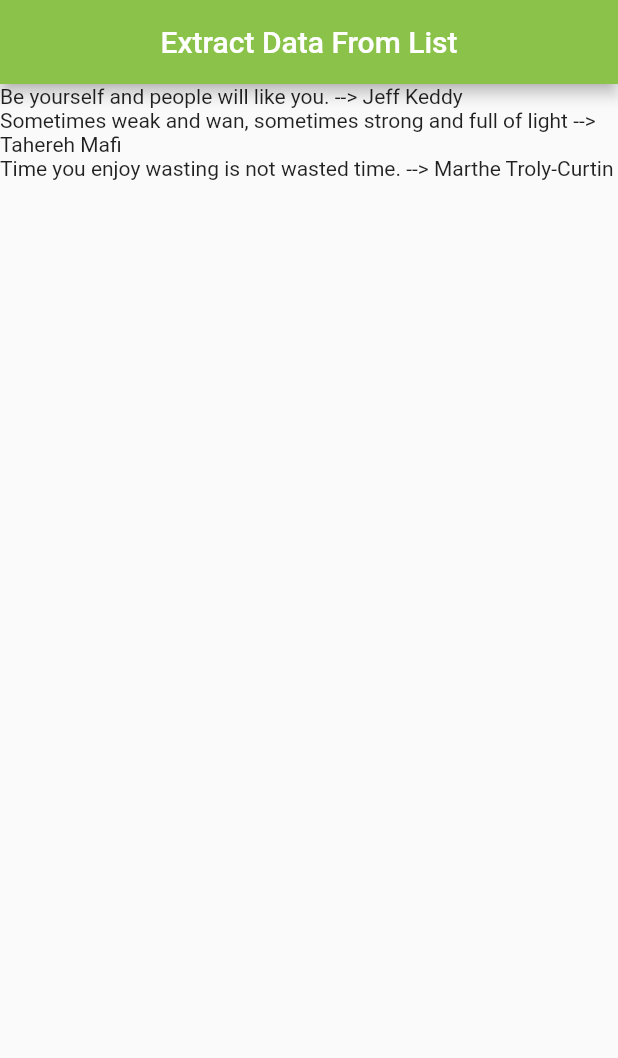
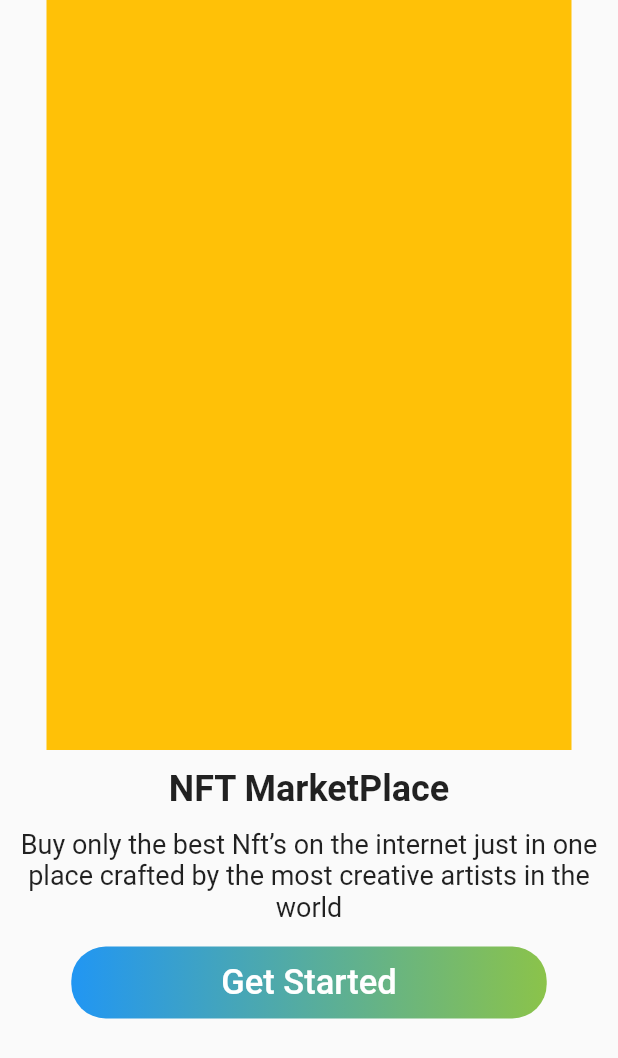
Before and after one commit to huzaifak08/BIDDERSHUD-App, a Flutter app: the screen it shows after launch, on a phone screen of 412 x 824 dp. Shown: the top 1058 px of the screen. Run offline on Flutter 3.47's test engine with Material 2 defaults, Android fonts, the phone set to English and light mode, and no system bars; missing offline and left inert: dart:ffi.

Commit message:
First Screen Added

```diff
--- a/lib/ListData.dart
+++ b/lib/ListData.dart
@@ -39,9 +39,16 @@ class _MyDataState extends State<MyData> {
         backgroundColor: Colors.lightGreen,
       ),
       body: Column(
-        crossAxisAlignment: CrossAxisAlignment.start,
-        // children: quotes.map((q) => Text(q)).toList(),
-        children: quotes.map((q) => Text('${q.text} --> ${q.author}')).toList(),
+        children: [
+          Card(
+            child: Column(
+              crossAxisAlignment: CrossAxisAlignment.start,
+              // children: quotes.map((q) => Text(q)).toList(),
+              children:
+                  quotes.map((q) => Text('${q.text} --> ${q.author}')).toList(),
+            ),
+          ),
+        ],
       ),
     );
   }
--- /dev/null
+++ b/lib/firstScreen.dart
@@ -0,0 +1,75 @@
+import 'package:flutter/material.dart';
+import 'package:nft/home.dart';
+
+class FirstScreen extends StatelessWidget {
+  const FirstScreen({Key? key}) : super(key: key);
+
+  @override
+  Widget build(BuildContext context) {
+    return Scaffold(
+      body: SafeArea(
+        child: Container(
+          // color: Colors.red,
+          width: double.infinity,
+          height: double.infinity,
+          child: Column(
+            children: [
+              Container(
+                color: Colors.amber,
+                width: 350,
+                height: 500,
+              ),
+              SizedBox(height: 12),
+              Text(
+                "NFT MarketPlace",
+                style: TextStyle(fontSize: 24, fontWeight: FontWeight.w700),
+              ),
+              SizedBox(height: 12),
+              Text(
+                "Buy only the best Nft’s on the internet just in one place crafted by the most creative artists in the world",
+                style: TextStyle(fontSize: 18),
+                textAlign: TextAlign.center,
+              ),
+              SizedBox(height: 16),
+              Container(
+                constraints: BoxConstraints(maxHeight: 50, maxWidth: 800),
+                decoration: BoxDecoration(
+                  gradient: LinearGradient(
+                    colors: [
+                      Colors.blue,
+                      Colors.lightGreen,
+                    ],
+                  ),
+                  borderRadius: BorderRadius.all(Radius.circular(23)),
+                ),
+                child: ElevatedButton(
+                  onPressed: () {
+                    Navigator.push(context,
+                        MaterialPageRoute(builder: (context) => Home()));
+                  },
+                  child: Text(
+                    "Get Started",
+                    style: TextStyle(fontSize: 23),
+                  ),
+                  style: ButtonStyle(
+                    padding: MaterialStateProperty.all(
+                        EdgeInsets.fromLTRB(100, 10, 100, 10)),
+                    backgroundColor:
+                        MaterialStateProperty.all(Colors.transparent),
+                    elevation: MaterialStateProperty.all(0),
+                    // shape: MaterialStateProperty.all(
+                    //   RoundedRectangleBorder(
+                    //     borderRadius: BorderRadius.circular(23),
+                    //     side: BorderSide(color: Colors.red),
+                    //   ),
+                    // ),
+                  ),
+                ),
+              ),
+            ],
+          ),
+        ),
+      ),
+    );
+  }
+}
--- a/lib/main.dart
+++ b/lib/main.dart
@@ -20,7 +20,7 @@ class MyApp extends StatelessWidget {
       theme: ThemeData(
         primarySwatch: Colors.blue,
       ),
-      home: const MyData(),
+      home: const Splash(),
     );
   }
 }
--- a/lib/splash.dart
+++ b/lib/splash.dart
@@ -1,6 +1,7 @@
 import 'dart:async';
 
 import 'package:flutter/material.dart';
+import 'package:nft/firstScreen.dart';
 import 'package:nft/home.dart';
 
 class Splash extends StatefulWidget {
@@ -20,7 +21,7 @@ class _SplashState extends State<Splash> {
   Widget build(BuildContext context) {
     Timer(Duration(seconds: 3), () {
       Navigator.of(context).pushReplacement(MaterialPageRoute(
-        builder: (context) => Home(),
+        builder: (context) => FirstScreen(),
       ));
     });
     return Scaffold(
--- a/pubspec.yaml
+++ b/pubspec.yaml
@@ -35,6 +35,7 @@ dependencies:
   # Use with the CupertinoIcons class for iOS style icons.
   cupertino_icons: ^1.0.2
   adaptive_action_sheet: ^2.0.1
+
 
 dev_dependencies:
   flutter_test:
```
Also changed, not shown: assets/Matrix 1.png (added), assets/girl vomit 1.png (added), 2 other files.
